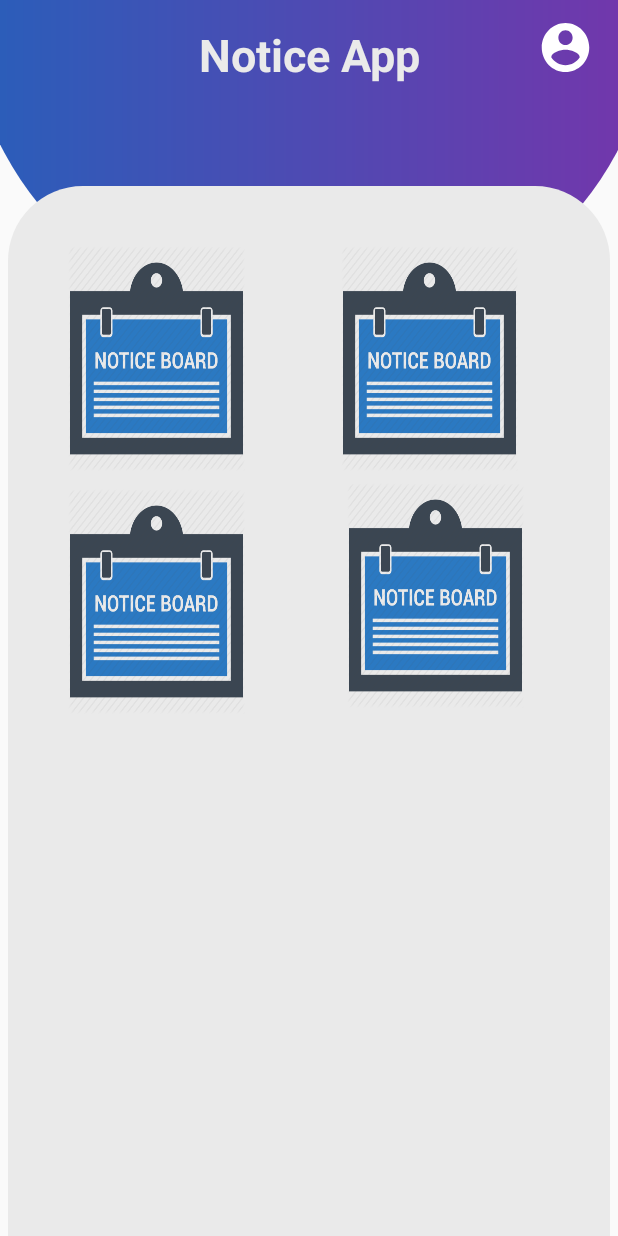
After one commit to 3dwag98/Dashboard, an Android app: the layout activity_user_dashboardfinal.xml on its own in the app's theme, with its tools: preview values and no code run, on a phone screen of 412 x 824 dp. The commit adds this screen. Run offline under Robolectric (Android 15) with nearby library versions, the phone set to English and light mode, and no system bars.

Commit message:
User Dashboard with slider menu check it

```diff
--- /dev/null
+++ b/app/src/main/res/layout/activity_user_dashboardfinal.xml
@@ -0,0 +1,25 @@
+<?xml version="1.0" encoding="utf-8"?>
+<android.support.v4.widget.DrawerLayout xmlns:android="http://schemas.android.com/apk/res/android"
+    xmlns:app="http://schemas.android.com/apk/res-auto"
+    xmlns:tools="http://schemas.android.com/tools"
+    android:id="@+id/drawer_layout"
+    android:layout_width="match_parent"
+    android:layout_height="match_parent"
+    android:fitsSystemWindows="true"
+    tools:openDrawer="start">
+
+    <include
+        layout="@layout/app_bar_user_dashboardfinal"
+        android:layout_width="match_parent"
+        android:layout_height="match_parent" />
+
+    <android.support.design.widget.NavigationView
+        android:id="@+id/nav_view"
+        android:layout_width="wrap_content"
+        android:layout_height="match_parent"
+        android:layout_gravity="start"
+        android:fitsSystemWindows="true"
+        app:headerLayout="@layout/nav_header_user_dashboardfinal"
+        app:menu="@menu/activity_user_dashboardfinal_drawer" />
+
+</android.support.v4.widget.DrawerLayout>
--- /dev/null
+++ b/app/src/main/res/layout/app_bar_user_dashboardfinal.xml
@@ -0,0 +1,21 @@
+<?xml version="1.0" encoding="utf-8"?>
+<android.support.design.widget.CoordinatorLayout xmlns:android="http://schemas.android.com/apk/res/android"
+    xmlns:app="http://schemas.android.com/apk/res-auto"
+    xmlns:tools="http://schemas.android.com/tools"
+    android:layout_width="match_parent"
+    android:layout_height="match_parent"
+    tools:context=".user_dashboardfinal">
+
+    <android.support.design.widget.AppBarLayout
+        android:layout_width="match_parent"
+        android:layout_height="wrap_content"
+        android:theme="@style/AppTheme.AppBarOverlay">
+
+
+    </android.support.design.widget.AppBarLayout>
+
+    <include layout="@layout/content_user_dashboardfinal" />
+
+
+
+</android.support.design.widget.CoordinatorLayout>
--- /dev/null
+++ b/app/src/main/res/layout/content_user_dashboardfinal.xml
@@ -0,0 +1,101 @@
+<?xml version="1.0" encoding="utf-8"?>
+<android.support.constraint.ConstraintLayout xmlns:android="http://schemas.android.com/apk/res/android"
+    xmlns:app="http://schemas.android.com/apk/res-auto"
+    xmlns:tools="http://schemas.android.com/tools"
+    android:layout_width="match_parent"
+    android:layout_height="match_parent"
+    tools:context=".new_dashboard">
+
+    <View
+        android:id="@+id/view"
+        android:layout_width="459dp"
+        android:layout_height="215dp"
+        android:background="@drawable/dashboardvalaback"
+        app:layout_constraintEnd_toEndOf="parent"
+        app:layout_constraintStart_toStartOf="parent"
+        app:layout_constraintTop_toTopOf="parent" />
+
+    <TextView
+        android:id="@+id/textView10"
+        android:layout_width="wrap_content"
+        android:layout_height="wrap_content"
+        android:layout_marginTop="16dp"
+        android:text="Notice App"
+        android:textColor="@color/whitish"
+        android:textSize="30dp"
+        android:textStyle="bold"
+        app:layout_constraintEnd_toEndOf="parent"
+        app:layout_constraintStart_toStartOf="parent"
+        app:layout_constraintTop_toTopOf="parent" />
+
+    <View
+        android:id="@+id/view2"
+        android:layout_width="401dp"
+        android:layout_height="732dp"
+        android:layout_marginTop="124dp"
+        android:background="@drawable/dashboardvalaupperbcak"
+        app:layout_constraintEnd_toEndOf="parent"
+        app:layout_constraintHorizontal_bias="0.502"
+        app:layout_constraintStart_toStartOf="parent"
+        app:layout_constraintTop_toTopOf="parent" />
+
+    <ImageButton
+        android:id="@+id/imgAbout"
+        android:layout_width="118dp"
+        android:layout_height="150dp"
+        android:layout_marginStart="68dp"
+        android:layout_marginLeft="68dp"
+        android:layout_marginTop="8dp"
+        android:background="@drawable/notice"
+        app:layout_constraintStart_toEndOf="@+id/imgHelp"
+        app:layout_constraintTop_toBottomOf="@+id/imgResponse" />
+
+    <ImageButton
+        android:id="@+id/imgHelp"
+        android:layout_width="118dp"
+        android:layout_height="150dp"
+        android:layout_marginStart="40dp"
+        android:layout_marginLeft="40dp"
+        android:layout_marginTop="12dp"
+        android:background="@drawable/notice"
+        app:layout_constraintStart_toStartOf="@+id/view2"
+        app:layout_constraintTop_toBottomOf="@+id/imgAddNotice" />
+
+    <ImageButton
+        android:id="@+id/imgIcon"
+        android:layout_width="38dp"
+        android:layout_height="39dp"
+        android:layout_marginStart="8dp"
+        android:layout_marginLeft="8dp"
+        android:layout_marginTop="12dp"
+        android:layout_marginEnd="16dp"
+        android:layout_marginRight="16dp"
+        android:background="@drawable/ic_account_circle_black_24dp"
+        app:layout_constraintEnd_toEndOf="parent"
+        app:layout_constraintHorizontal_bias="1.0"
+        app:layout_constraintStart_toEndOf="@+id/textView10"
+        app:layout_constraintTop_toTopOf="parent" />
+
+    <ImageButton
+        android:id="@+id/imgAddNotice"
+        android:layout_width="118dp"
+        android:layout_height="150dp"
+        android:layout_marginStart="40dp"
+        android:layout_marginLeft="40dp"
+        android:layout_marginTop="40dp"
+        android:background="@drawable/notice"
+        app:layout_constraintStart_toStartOf="@+id/view2"
+        app:layout_constraintTop_toTopOf="@+id/view2" />
+
+    <ImageButton
+        android:id="@+id/imgResponse"
+        android:layout_width="118dp"
+        android:layout_height="150dp"
+        android:layout_marginStart="64dp"
+        android:layout_marginLeft="64dp"
+        android:layout_marginTop="40dp"
+        android:background="@drawable/notice"
+        app:layout_constraintStart_toEndOf="@+id/imgAddNotice"
+        app:layout_constraintTop_toTopOf="@+id/view2" />
+
+</android.support.constraint.ConstraintLayout>
--- a/app/src/main/res/layout/nav_header_dashboard.xml
+++ b/app/src/main/res/layout/nav_header_user_dashboardfinal.xml
@@ -29,7 +29,7 @@
 
     <TextView
         android:id="@+id/textView"
-        android:layout_width="wrap_content"
+        android:layout_width="173dp"
         android:layout_height="wrap_content"
         android:text="@string/nav_header_subtitle" />
 
--- /dev/null
+++ b/app/src/main/res/menu/activity_user_dashboardfinal_drawer.xml
@@ -0,0 +1,40 @@
+<?xml version="1.0" encoding="utf-8"?>
+<menu xmlns:android="http://schemas.android.com/apk/res/android"
+    xmlns:tools="http://schemas.android.com/tools"
+    tools:showIn="navigation_view">
+
+    <group android:checkableBehavior="single">
+        <item
+            android:id="@+id/nav_aboutus"
+            android:layout_width="match_parent"
+            android:layout_height="match_parent"
+            android:icon="@drawable/profil"
+            android:title="About us" />
+        <item
+            android:id="@+id/nav_help"
+            android:icon="@drawable/ic_menu_manage"
+            android:title="Help-Support" />
+        <item
+            android:id="@+id/nav_notice"
+            android:icon="@drawable/ic_menu_slideshow"
+            android:title="View Notices" />
+        <item
+            android:id="@+id/nav_forum"
+            android:icon="@drawable/ic_forum_black_24dp"
+            android:title="Forum" />
+    </group>
+
+    <item android:title="Communicate">
+        <menu>
+            <item
+                android:id="@+id/nav_share"
+                android:icon="@drawable/ic_menu_share"
+                android:title="Share" />
+            <item
+                android:id="@+id/nav_send_Response"
+                android:icon="@drawable/ic_menu_send"
+                android:title="Send" />
+        </menu>
+    </item>
+
+</menu>
--- /dev/null
+++ b/app/src/main/res/menu/user_dashboardfinal.xml
@@ -0,0 +1,9 @@
+<?xml version="1.0" encoding="utf-8"?>
+<menu xmlns:android="http://schemas.android.com/apk/res/android"
+    xmlns:app="http://schemas.android.com/apk/res-auto">
+    <item
+        android:id="@+id/action_settings"
+        android:orderInCategory="100"
+        android:title="@string/action_settings"
+        app:showAsAction="never" />
+</menu>
```
